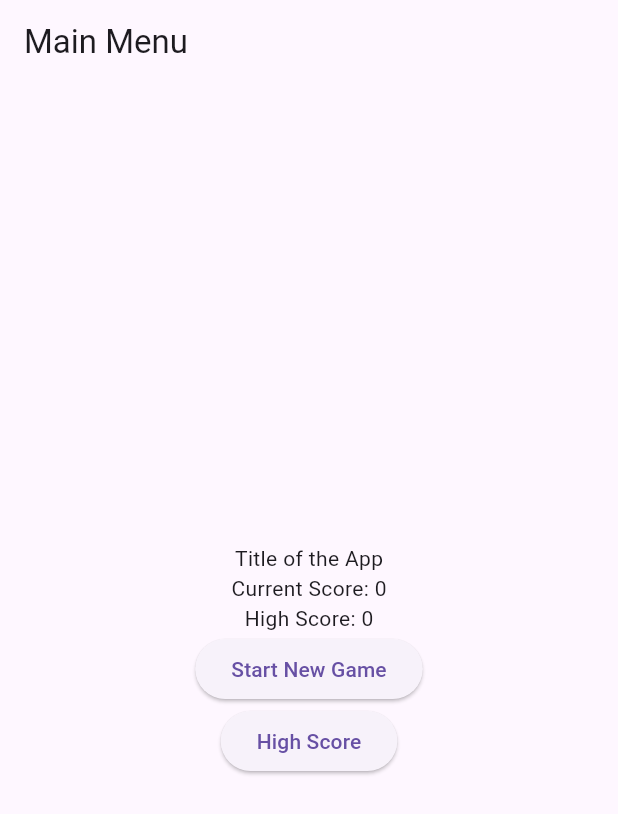
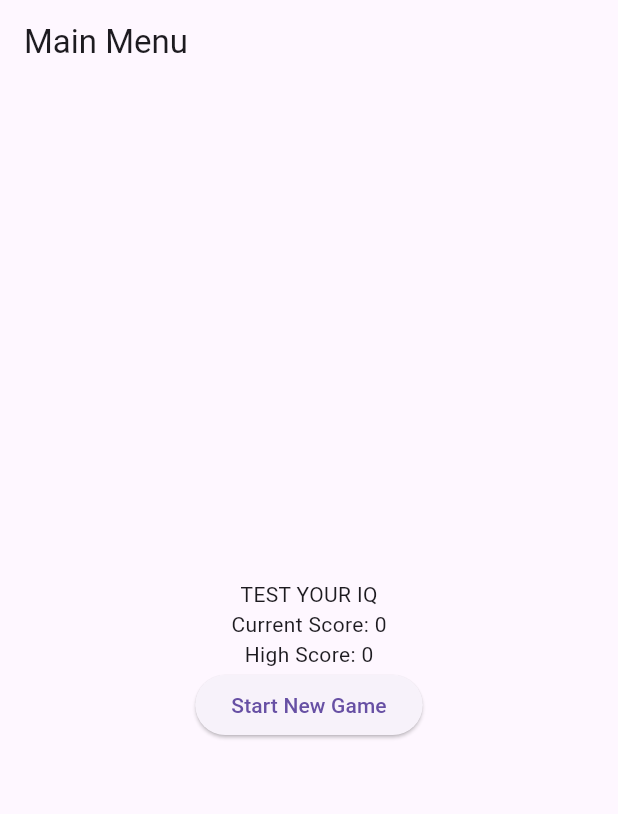
Before and after one commit to Fahaddada47/quiztest, a Flutter app: the screen it shows after launch, on a phone screen of 412 x 824 dp. Shown: the top 814 px of the screen. Run offline on Flutter 3.47's test engine with Material 3 defaults, Android fonts, the phone set to English and light mode, and no system bars; our stand-ins replace dio, get, shared_preferences.

Commit message:
project done for delivery

```diff
--- a/lib/features/presentation/pages/main_menu_screen.dart
+++ b/lib/features/presentation/pages/main_menu_screen.dart
@@ -1,6 +1,6 @@
 import 'package:flutter/material.dart';
 import 'package:get/get.dart';
-import 'package:quiztest/features/data/repository/ques_ans_controller.dart';
+import 'package:quiztest/features/data/data_sources/ques_ans_controller.dart';
 import 'package:quiztest/features/presentation/pages/question_answer_screen.dart';
 import 'package:shared_preferences/shared_preferences.dart';
 
@@ -53,7 +53,7 @@ class _MainMenuScreenState extends State<MainMenuScreen> {
         child: Column(
           mainAxisAlignment: MainAxisAlignment.center,
           children: [
-            const Text('Title of the App'),
+            const Text('TEST YOUR IQ'),
             Text('Current Score: $currentScore'),
             Text('High Score: $highScore'),
             ElevatedButton(
@@ -71,12 +71,7 @@ class _MainMenuScreenState extends State<MainMenuScreen> {
               },
               child: const Text('Start New Game'),
             ),
-            ElevatedButton(
-              onPressed: () {
 
-              },
-              child: const Text('High Score'),
-            ),
           ],
         ),
       ),
```
Also changed, not shown: lib/features/presentation/pages/question_answer_screen.dart (+3 -4 lines), lib/features/data/data_sources/ques_ans_controller.dart (renamed from lib/features/data/repository/ques_ans_controller.dart).
